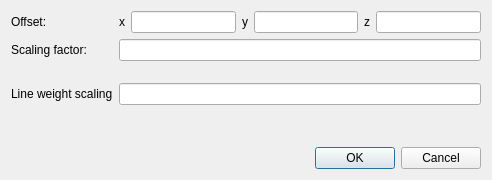
ghorwin/SIM-VICUS, file SIM-VICUS/src/SVDrawingPropertiesDialog.ui: the form before one commit.
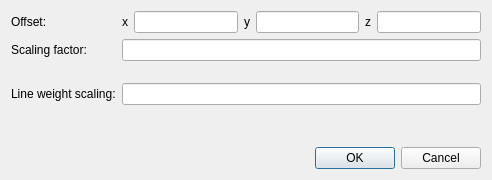
The form after the commit.

Patch:
```diff
--- a/SIM-VICUS/src/SVDrawingPropertiesDialog.ui
+++ b/SIM-VICUS/src/SVDrawingPropertiesDialog.ui
@@ -84,7 +84,7 @@
    <item row="3" column="0">
     <widget class="QLabel" name="label_6">
      <property name="text">
-      <string>Line weight scaling</string>
+      <string>Line weight scaling:</string>
      </property>
     </widget>
    </item>
```
